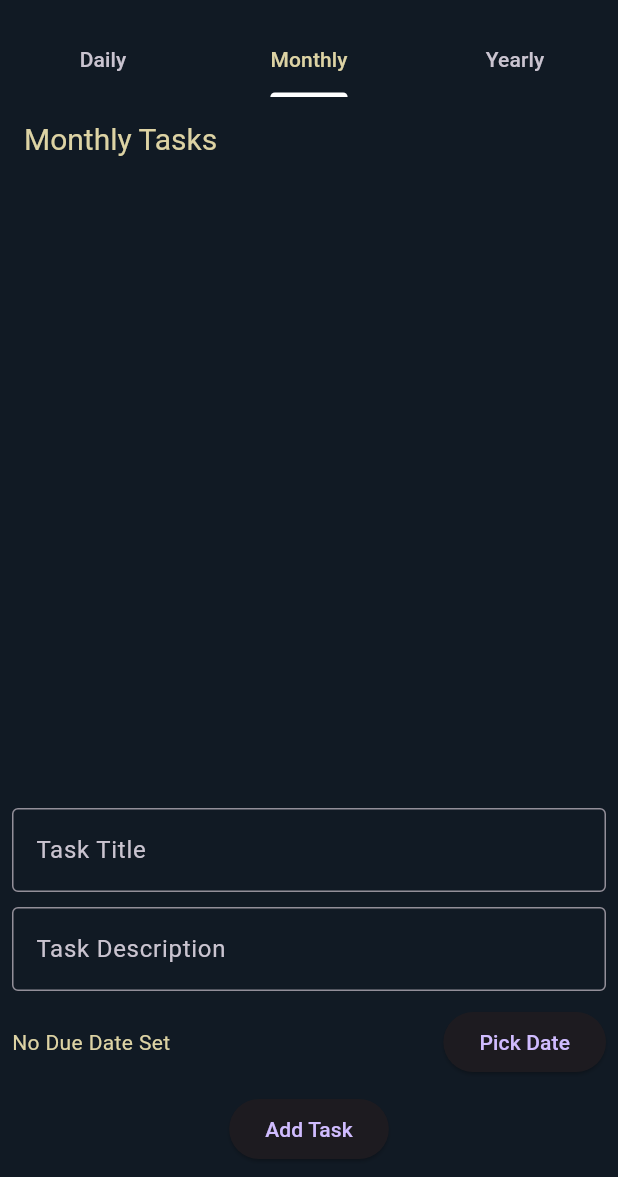
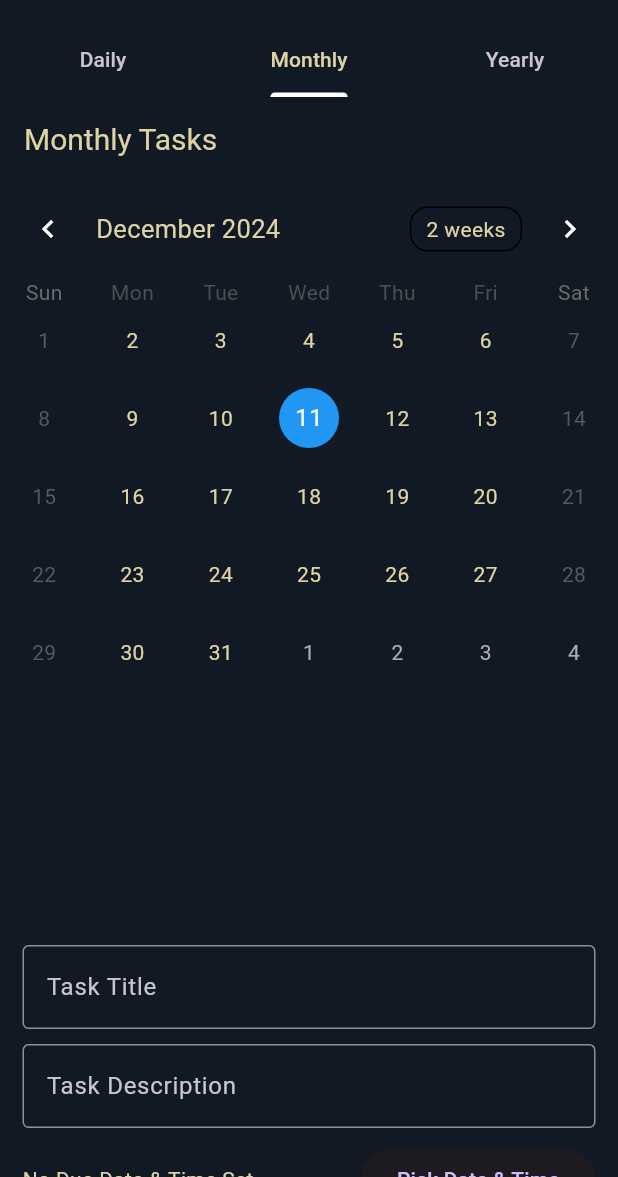
Before and after one commit to Dragorrik/Goal-Ventures, a Flutter app: the screen it shows after launch, tab 2 chosen, on a phone screen of 412 x 824 dp, the part 59-1236 px from its top. Run offline on Flutter 3.47's test engine with Material 3 defaults, Android fonts, the light colour scheme and no system bars; drawn by our look-alikes of table_calendar; our stand-ins replace animated_text_kit, hive_flutter; accounts and stored records are empty.

Commit message:
UI updated

```diff
--- a/lib/main.dart
+++ b/lib/main.dart
@@ -1,6 +1,7 @@
 import 'package:flutter/material.dart';
 import 'package:goal_ventures/models/task_model.dart';
-import 'package:goal_ventures/pages/splash_screen.dart';
+import 'package:goal_ventures/pages/calender_page.dart';
+import 'package:goal_ventures/pages/home_screen.dart';
 import 'package:goal_ventures/providers/task_provider.dart';
 import 'package:hive_flutter/adapters.dart';
 import 'package:provider/provider.dart';
@@ -41,7 +42,7 @@ class MyApp extends StatelessWidget {
               TextStyle(color: Color(0XFFDDD3A4), fontSize: 20), // Title color
         ),
       ),
-      home: const SplashScreen(),
+      home: const HomeScreen(),
     );
   }
 }
--- /dev/null
+++ b/lib/pages/calender_page.dart
@@ -0,0 +1,99 @@
+import 'package:flutter/material.dart';
+import 'package:goal_ventures/models/task_model.dart';
+import 'package:goal_ventures/providers/task_provider.dart';
+import 'package:provider/provider.dart';
+import 'package:table_calendar/table_calendar.dart';
+
+class HighlightedCalendar extends StatefulWidget {
+  final String category;
+  const HighlightedCalendar({super.key, required this.category});
+
+  @override
+  _HighlightedCalendarState createState() => _HighlightedCalendarState();
+}
+
+class _HighlightedCalendarState extends State<HighlightedCalendar> {
+  DateTime _focusedDay = DateTime.now();
+  DateTime? _selectedDay;
+
+  Map<DateTime, List<String>> _generateHighlightedDays(List<Task> tasks) {
+    final Map<DateTime, List<String>> highlightedDays = {};
+
+    for (var task in tasks) {
+      if (task.dueDate != null) {
+        final taskDate = DateTime(
+            task.dueDate!.year, task.dueDate!.month, task.dueDate!.day);
+        if (highlightedDays.containsKey(taskDate)) {
+          highlightedDays[taskDate]!.add(task.title);
+        } else {
+          highlightedDays[taskDate] = [task.title];
+        }
+      }
+    }
+
+    return highlightedDays;
+  }
+
+  @override
+  Widget build(BuildContext context) {
+    final taskProvider = Provider.of<TaskProvider>(context);
+    final tasks = taskProvider.getTasks(widget.category);
+
+    final highlightedDays = _generateHighlightedDays(tasks);
+
+    List<String> _getEventsForDay(DateTime day) {
+      return highlightedDays[DateTime(day.year, day.month, day.day)] ?? [];
+    }
+
+    return Scaffold(
+        body: Column(
+      children: [
+        TableCalendar(
+          firstDay: DateTime(2020, 1, 1),
+          lastDay: DateTime(2100, 12, 31),
+          focusedDay: _focusedDay,
+          selectedDayPredicate: (day) => isSameDay(_selectedDay, day),
+          onDaySelected: (selectedDay, focusedDay) {
+            setState(() {
+              _selectedDay = selectedDay;
+              _focusedDay = focusedDay; // Update the focused day
+            });
+          },
+          eventLoader: _getEventsForDay, // Load tasks as events
+          calendarStyle: const CalendarStyle(
+            isTodayHighlighted: true,
+            markerDecoration: BoxDecoration(
+              color: Colors.red, // Highlight color for events
+              shape: BoxShape.circle,
+            ),
+            todayDecoration: BoxDecoration(
+              color: Colors.blue,
+              shape: BoxShape.circle,
+            ),
+            selectedDecoration: BoxDecoration(
+              color: Color.fromARGB(255, 114, 114, 112),
+              shape: BoxShape.circle,
+            ),
+          ),
+        ),
+        //   if (_selectedDay != null) ...[
+        //     const SizedBox(height: 10),
+        //     Text(
+        //       'Tasks on ${_selectedDay!.toLocal().toString().split(' ')[0]}:',
+        //       style: const TextStyle(fontSize: 16, fontWeight: FontWeight.bold),
+        //     ),
+        //     const SizedBox(height: 10),
+        //     Expanded(
+        //       child: ListView(
+        //         children: _getEventsForDay(_selectedDay!).map((event) {
+        //           return ListTile(
+        //             title: Text(event),
+        //           );
+        //         }).toList(),
+        //       ),
+        //     ),
+        //   ],
+      ],
+    ));
+  }
+}
--- a/lib/pages/task_screen.dart
+++ b/lib/pages/task_screen.dart
@@ -1,4 +1,5 @@
 import 'package:flutter/material.dart';
+import 'package:goal_ventures/pages/calender_page.dart';
 import 'package:provider/provider.dart';
 import '../models/task_model.dart';
 import '../providers/task_provider.dart';
@@ -15,7 +16,7 @@ class TaskScreen extends StatefulWidget {
 class _TaskScreenState extends State<TaskScreen> {
   final _titleController = TextEditingController();
   final _descriptionController = TextEditingController();
-  DateTime? _selectedDate; // For optional due date.
+  DateTime? _selectedDate;
 
   void _addTask(TaskProvider taskProvider) {
     final newTask = Task(
@@ -23,12 +24,59 @@ class _TaskScreenState extends State<TaskScreen> {
       description: _descriptionController.text,
       dueDate: _selectedDate,
       category: widget.category,
-      createdTime: DateTime.now(), // Automatically set the created time.
+      createdTime: DateTime.now(),
     );
     taskProvider.addTask(newTask);
     _titleController.clear();
     _descriptionController.clear();
-    _selectedDate = null; // Reset optional date.
+    _selectedDate = null;
+  }
+
+  Future<void> _pickTime() async {
+    TimeOfDay? pickedTime = await showTimePicker(
+      context: context,
+      initialTime: TimeOfDay.now(),
+    );
+
+    if (pickedTime != null) {
+      setState(() {
+        _selectedDate = DateTime(
+          DateTime.now().year,
+          DateTime.now().month,
+          DateTime.now().day,
+          pickedTime.hour,
+          pickedTime.minute,
+        );
+      });
+    }
+  }
+
+  Future<void> _pickDateTime() async {
+    DateTime? pickedDate = await showDatePicker(
+      context: context,
+      initialDate: DateTime.now(),
+      firstDate: DateTime.now(),
+      lastDate: DateTime(2100),
+    );
+
+    if (pickedDate != null) {
+      TimeOfDay? pickedTime = await showTimePicker(
+        context: context,
+        initialTime: TimeOfDay.now(),
+      );
+
+      if (pickedTime != null) {
+        setState(() {
+          _selectedDate = DateTime(
+            pickedDate.year,
+            pickedDate.month,
+            pickedDate.day,
+            pickedTime.hour,
+            pickedTime.minute,
+          );
+        });
+      }
+    }
   }
 
   @override
@@ -40,21 +88,36 @@ class _TaskScreenState extends State<TaskScreen> {
       appBar: AppBar(
         title: Text('${widget.category} Tasks'),
       ),
-      body: Column(
+      body: SingleChildScrollView(
+        child: Column(
           children: [
-          Expanded(
-            child: ListView.builder(
+            // Show either the task list or calendar based on category
+            SizedBox(
+              height: widget.category == 'Daily'
+                  ? MediaQuery.of(context).size.height * 0.25
+                  : MediaQuery.of(context).size.height * 0.6,
+              child: widget.category == 'Daily'
+                  ? ListView.builder(
                       itemCount: tasks.length,
                       itemBuilder: (context, index) {
                         final task = tasks[index];
                         return ListTile(
+                          leading: Text(
+                            "${index + 1} .",
+                            style: const TextStyle(
+                              fontSize: 15,
+                            ),
+                          ),
                           title: Text(task.title),
                           subtitle: Column(
                             crossAxisAlignment: CrossAxisAlignment.start,
                             children: [
                               Text(task.description),
-                      if (task.dueDate != null) Text('Due: ${task.dueDate}'),
-                      Text('Created: ${task.createdTime}'),
+                              if (task.dueDate != null)
+                                Text(
+                                    'Due: ${task.dueDate?.hour}:${task.dueDate?.minute}'),
+                              Text(
+                                  'Created: ${task.createdTime.year}-${task.createdTime.month}-${task.createdTime.day}'),
                             ],
                           ),
                           trailing: IconButton(
@@ -63,10 +126,15 @@ class _TaskScreenState extends State<TaskScreen> {
                           ),
                         );
                       },
+                    )
+                  : HighlightedCalendar(
+                      category: widget.category,
+                    ), // Show calendar for "Monthly" and "Yearly"
             ),
-          ),
+            // Input fields and buttons
+
             Padding(
-            padding: const EdgeInsets.all(8.0),
+              padding: const EdgeInsets.all(15),
               child: Column(
                 children: [
                   TextField(
@@ -90,24 +158,20 @@ class _TaskScreenState extends State<TaskScreen> {
                     children: [
                       Text(
                         _selectedDate == null
-                          ? 'No Due Date Set'
-                          : 'Due Date: ${_selectedDate.toString()}',
+                            ? 'No Due ${widget.category == "Daily" ? "Time" : "Date & Time"} Set'
+                            : 'Due: ${_selectedDate?.year.toString()}-${_selectedDate?.month.toString()}-${_selectedDate?.day.toString()}\n${_selectedDate?.hour.toString()}:${_selectedDate?.minute.toString()}',
                       ),
                       ElevatedButton(
                         onPressed: () async {
-                        DateTime? pickedDate = await showDatePicker(
-                          context: context,
-                          initialDate: DateTime.now(),
-                          firstDate: DateTime.now(),
-                          lastDate: DateTime(2100),
-                        );
-                        if (pickedDate != null) {
-                          setState(() {
-                            _selectedDate = pickedDate;
-                          });
+                          if (widget.category == 'Daily') {
+                            await _pickTime();
+                          } else {
+                            await _pickDateTime();
                           }
                         },
-                      child: const Text('Pick Date'),
+                        child: Text(widget.category == 'Daily'
+                            ? 'Pick Time'
+                            : 'Pick Date & Time'),
                       ),
                     ],
                   ),
@@ -121,6 +185,7 @@ class _TaskScreenState extends State<TaskScreen> {
             ),
           ],
         ),
+      ),
     );
   }
 }
--- a/pubspec.yaml
+++ b/pubspec.yaml
@@ -39,6 +39,7 @@ dependencies:
   hive: ^2.2.3
   hive_flutter: ^1.1.0
   provider: ^6.1.2
+  table_calendar: ^3.1.2
 
 
 dev_dependencies:
```
Also changed, not shown: pubspec.lock. Lines whose indentation alone changed are shown as unchanged.
